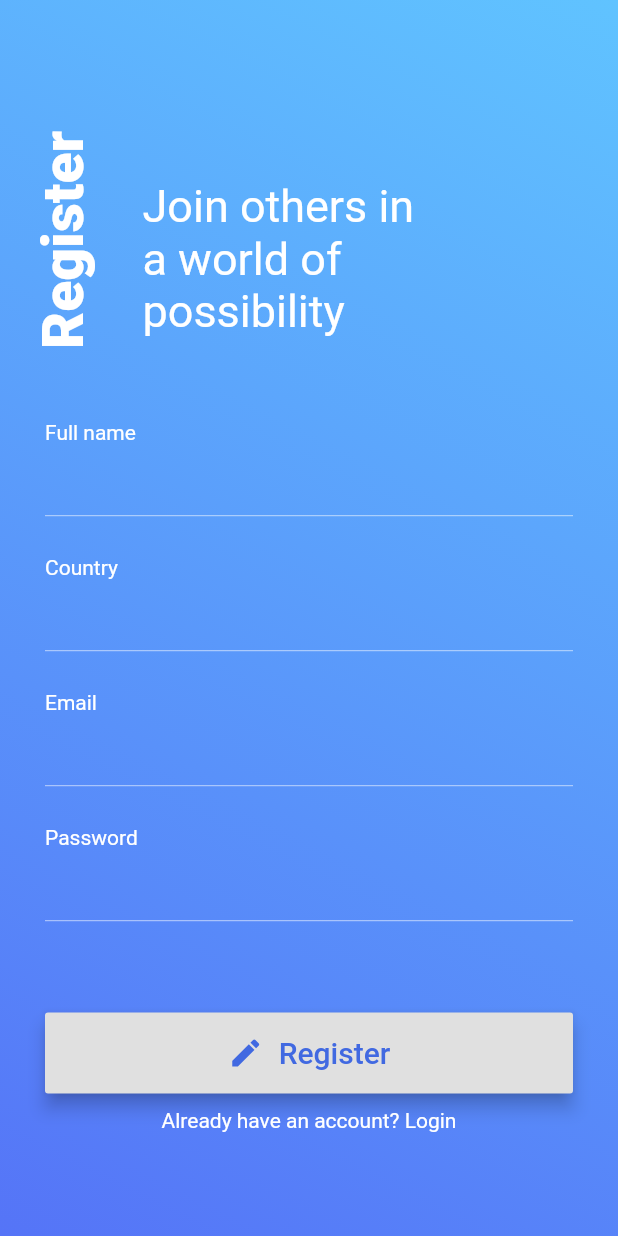
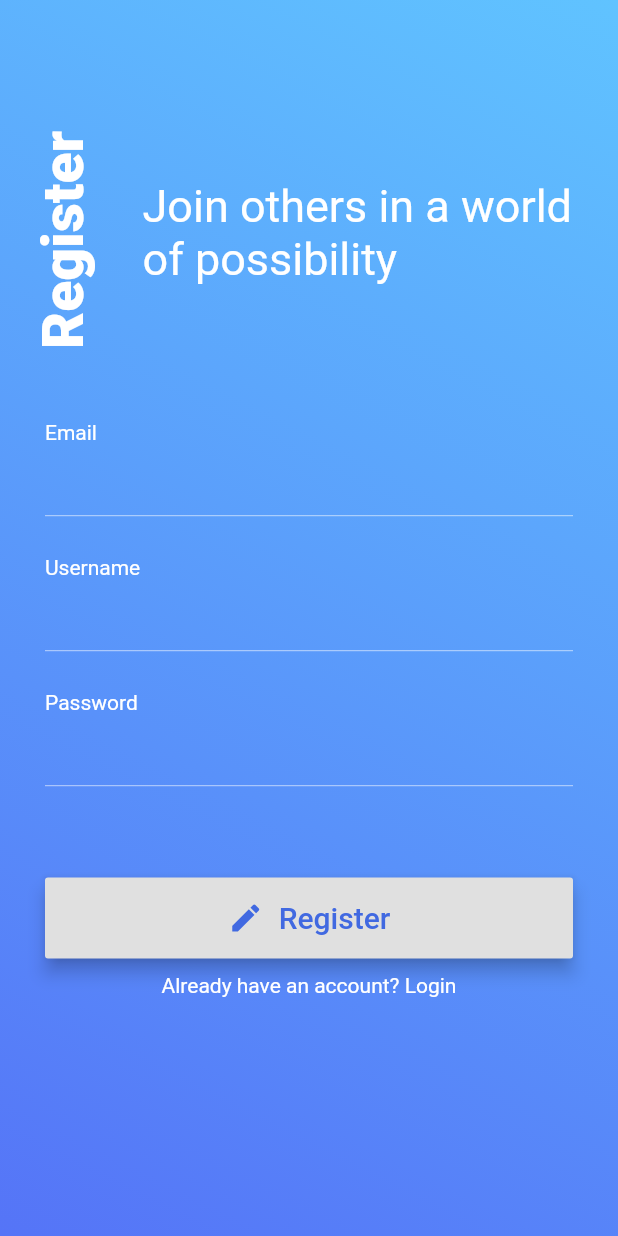
Before and after one commit to nibraaska/Focus, a Flutter app: the screen it shows after launch, after a tap on "Login", after a tap on "Don't have an account? Login", on a phone screen of 412 x 824 dp. Run offline on Flutter 3.47's test engine with Material 2 defaults, Android fonts, the phone set to English and light mode, and no system bars; our stand-ins replace firebase_auth; accounts and stored records are empty.

```diff
--- a/lib/screens/authentication/login.dart
+++ b/lib/screens/authentication/login.dart
@@ -117,7 +117,7 @@ class _LoginState extends State<Login> {
                         mainAxisAlignment: MainAxisAlignment.center,
                         children: <Widget>[
                           Icon(
-                            Icons.edit,
+                            Icons.check,
                             color: mainText,
                           ),
                           SizedBox(width: 10),
--- a/lib/screens/authentication/register.dart
+++ b/lib/screens/authentication/register.dart
@@ -43,20 +43,21 @@ class _RegisterState extends State<Register> {
                       physics: const NeverScrollableScrollPhysics(),
                       children: <Widget>[
                         Text(
-                        "Full name",
+                          "Email",
                           style: TextStyle(
                               color: Colors.white
                           ),
                         ),
                         TextFormField(
                           validator: (val) {
-                          if(val.length < 5){
-                            return 'Please enter you name';
-                          }
+                            if (RegExp(r"^[a-zA-Z0-9.a-zA-Z0-9.!#$%&'*+-/=?^_`{|}~]+@[a-zA-Z0-9]+\.[a-zA-Z]+").hasMatch(val)){
                               setState(() {
-                            name = val;
+                                email = val;
                               });
                               return null;
+                            } else {
+                              return 'Bad email';
+                            }
                           },
                           style: TextStyle(
                               color: Colors.white
@@ -76,7 +77,7 @@ class _RegisterState extends State<Register> {
                       physics: const NeverScrollableScrollPhysics(),
                       children: <Widget>[
                         Text(
-                        "Country",
+                          "Username",
                           style: TextStyle(
                               color: Colors.white
                           ),
@@ -84,46 +85,12 @@ class _RegisterState extends State<Register> {
                         TextFormField(
                           validator: (val) {
                             if(val.length < 5){
-                            return 'Please enter your country';
+                              return 'Please enter you name';
                             }
                             setState(() {
-                            country = val;
+                              name = val;
                             });
                             return null;
-                        },
-                        style: TextStyle(
-                            color: Colors.white
-                        ),
-                        decoration: textInputDecoration,
-                      ),
-                    ],
-                  )
-                ),
-              ),
-              Padding(
-                padding: const EdgeInsets.fromLTRB(30, 5, 30, 0),
-                child: Container(
-                  height: 85,
-                  width: MediaQuery.of(context).size.width,
-                  child: ListView(
-                    physics: const NeverScrollableScrollPhysics(),
-                    children: <Widget>[
-                      Text(
-                        "Email",
-                        style: TextStyle(
-                            color: Colors.white
-                        ),
-                      ),
-                      TextFormField(
-                        validator: (val) {
-                          if (RegExp(r"^[a-zA-Z0-9.a-zA-Z0-9.!#$%&'*+-/=?^_`{|}~]+@[a-zA-Z0-9]+\.[a-zA-Z]+").hasMatch(val)){
-                            setState(() {
-                              email = val;
-                            });
-                            return null;
-                          } else {
-                            return 'Bad email';
-                          }
                           },
                           style: TextStyle(
                               color: Colors.white
--- a/lib/screens/authentication/widgets/horizontalText.dart
+++ b/lib/screens/authentication/widgets/horizontalText.dart
@@ -11,13 +11,12 @@ class HorizontalText extends StatefulWidget {
 class _HorizontalTextState extends State<HorizontalText> {
   @override
   Widget build(BuildContext context) {
-    var text = widget.type == 0 ? "Work towards greatness" : "Join others in a world of possibility";
+    var text = widget.type == 0 ? "Build bridges not walls" : "Join others in a world of possibility";
     return Padding(
       padding: const EdgeInsets.only(top: 60.0, left: 30.0),
       child: Container(
-        //color: Colors.green,
         height: 200,
-        width: 200,
+        width: 300,
         child: Column(
           children: <Widget>[
             Container(
```
Lines whose indentation alone changed are shown as unchanged.
